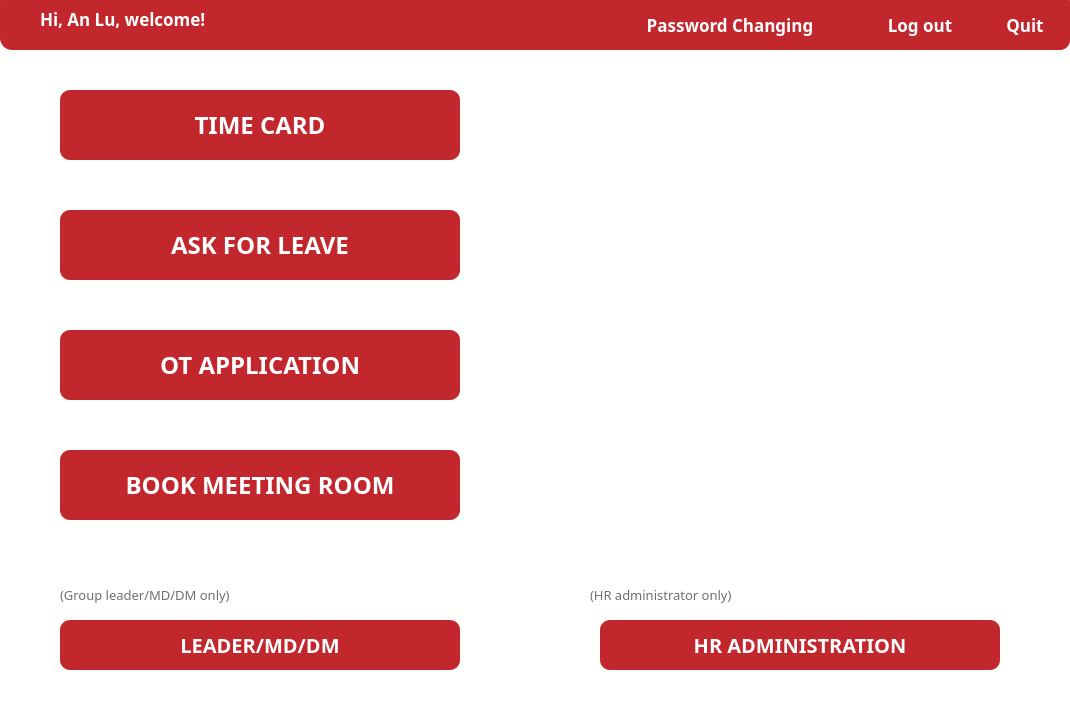
First picture: the form in ui_highDPI/mainwindow.ui, repository Josefina-Hernandez/akt_hr_tool, before the edit.
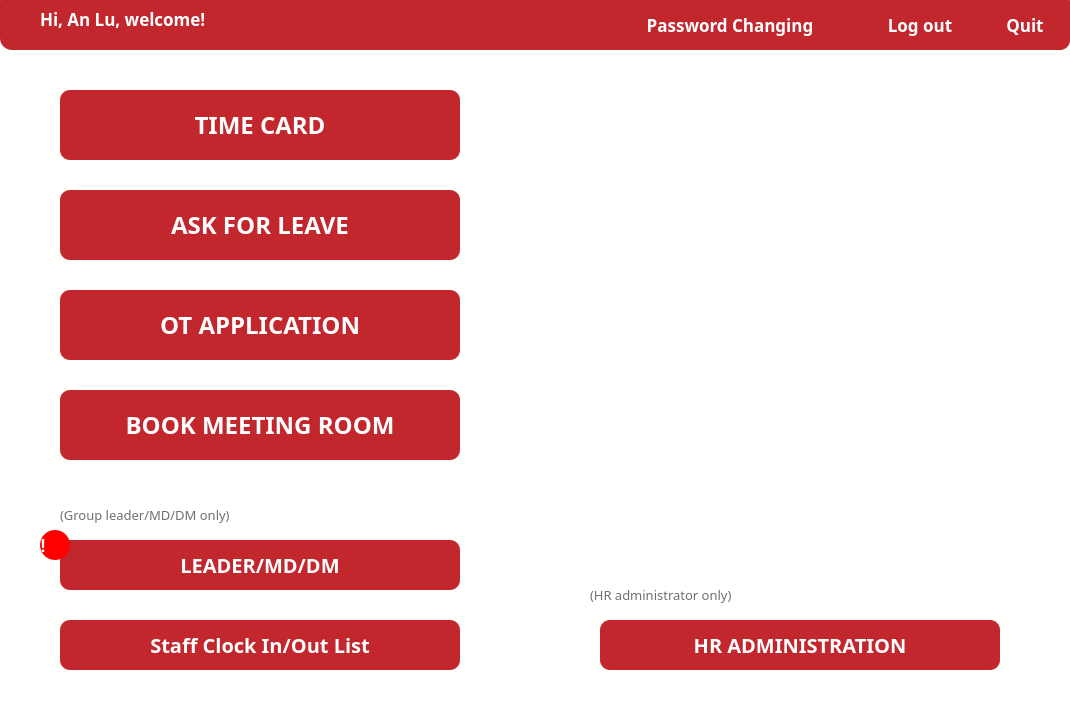
Second picture: the form after the edit. Icons and pictures are not drawn.

What changed in the file:
```diff
--- a/ui_highDPI/mainwindow.ui
+++ b/ui_highDPI/mainwindow.ui
@@ -103,7 +103,7 @@
     <property name="geometry">
      <rect>
       <x>60</x>
-      <y>210</y>
+      <y>190</y>
       <width>400</width>
       <height>70</height>
      </rect>
@@ -161,7 +161,7 @@
     <property name="geometry">
      <rect>
       <x>60</x>
-      <y>330</y>
+      <y>290</y>
       <width>400</width>
       <height>70</height>
      </rect>
@@ -219,7 +219,7 @@
     <property name="geometry">
      <rect>
       <x>60</x>
-      <y>450</y>
+      <y>390</y>
       <width>400</width>
       <height>70</height>
      </rect>
@@ -568,7 +568,7 @@
     <property name="geometry">
      <rect>
       <x>60</x>
-      <y>620</y>
+      <y>540</y>
       <width>400</width>
       <height>50</height>
      </rect>
@@ -626,7 +626,7 @@
     <property name="geometry">
      <rect>
       <x>60</x>
-      <y>580</y>
+      <y>500</y>
       <width>270</width>
       <height>30</height>
      </rect>
@@ -670,6 +670,88 @@
      <string>(HR administrator only)</string>
     </property>
    </widget>
+   <widget class="QPushButton" name="pushButton_10">
+    <property name="geometry">
+     <rect>
+      <x>60</x>
+      <y>620</y>
+      <width>400</width>
+      <height>50</height>
+     </rect>
+    </property>
+    <property name="font">
+     <font>
+      <family>Microsoft Yahei</family>
+      <pointsize>15</pointsize>
+      <weight>75</weight>
+      <bold>true</bold>
+     </font>
+    </property>
+    <property name="styleSheet">
+     <string notr="true">QPushButton
+{
+    /*字体为微软雅黑*/
+    font-family:Microsoft Yahei;
+    /*字体大小为20点*/
+    font-size:15pt;
+    /*字体颜色为白色*/    
+    color:white;
+    /*背景颜色*/  
+    background-color:#C1272D;
+    /*边框圆角半径为8像素*/ 
+    border-radius:10px;
+}
+
+/*按钮停留态*/
+QPushButton:hover
+{
+    /*背景颜色*/  
+    background-color:#9e1e24;
+    padding-left:-3px;
+    /*上内边距为3像素，让按下时字向下移动3像素*/  
+    padding-top:-3px;
+
+}
+
+/*按钮按下态*/
+QPushButton:pressed
+{
+    /*背景颜色*/  
+    background-color:#CD5257;
+    /*左内边距为3像素，让按下时字向右移动3像素*/  
+    padding-left:3px;
+    /*上内边距为3像素，让按下时字向下移动3像素*/  
+    padding-top:3px;
+}</string>
+    </property>
+    <property name="text">
+     <string>Staff Clock In/Out List</string>
+    </property>
+   </widget>
+   <widget class="QLabel" name="label_3">
+    <property name="geometry">
+     <rect>
+      <x>40</x>
+      <y>530</y>
+      <width>30</width>
+      <height>30</height>
+     </rect>
+    </property>
+    <property name="styleSheet">
+     <string notr="true">QLabel {
+	background-color: rgba(255, 0, 0, 255);
+	border-radius:15px;
+	color: white;
+	font-weight: bold;
+	font-size: 18px;
+	qproperty-alignment: 'AlignHCenter | AlignVCenter';
+	
+}</string>
+    </property>
+    <property name="text">
+     <string>!</string>
+    </property>
+   </widget>
   </widget>
  </widget>
  <resources>
```
